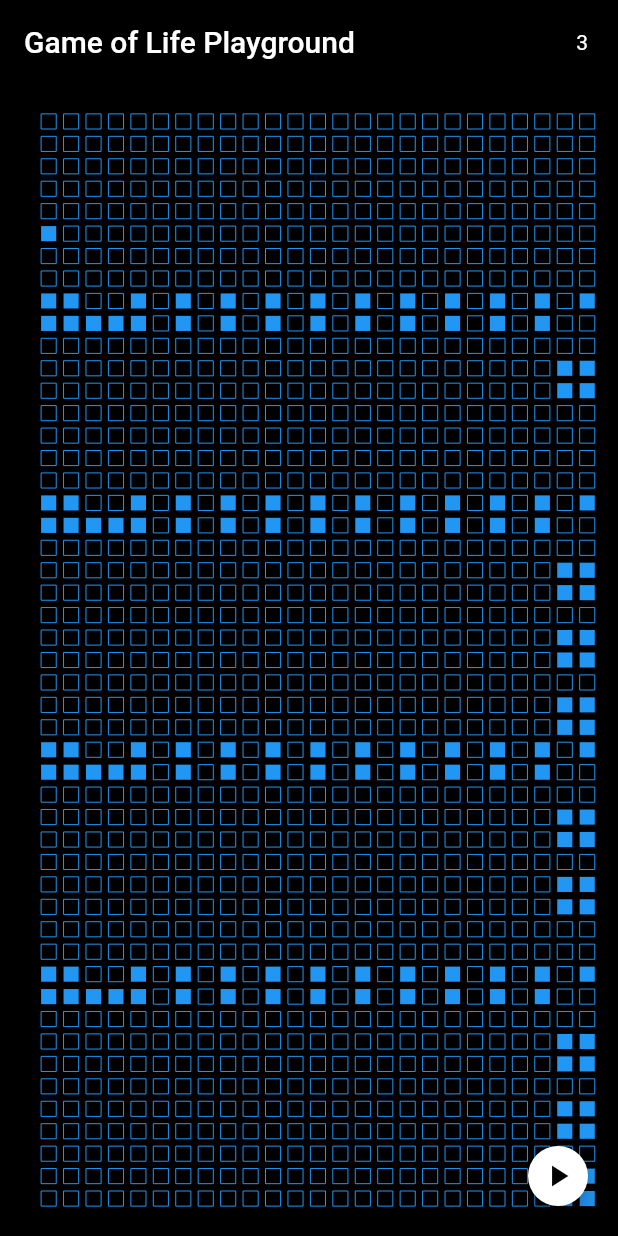
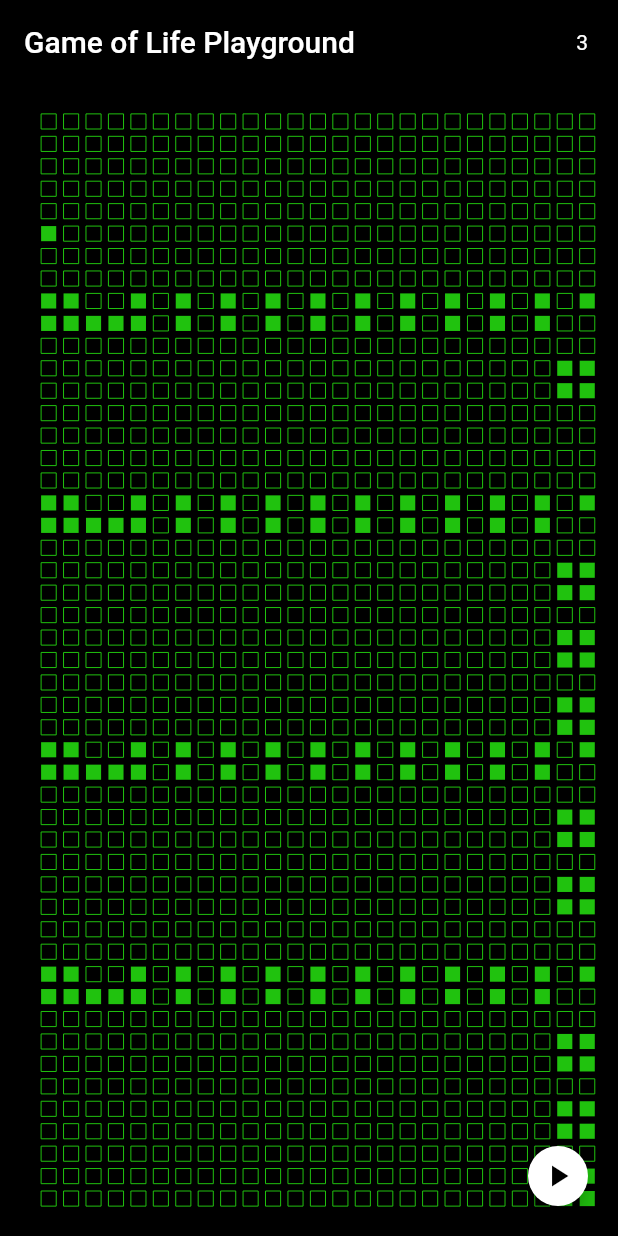
Before and after one commit to victoreronmosele/game-of-life, a Flutter app: the screen it shows after launch, after a tap on the "play arrow" icon, on a phone screen of 412 x 824 dp. Run offline on Flutter 3.47's test engine with Material 2 defaults, Android fonts, the phone set to English and light mode, and no system bars.

Commit message:
Update grid color to hackerGreen

```diff
--- /dev/null
+++ b/lib/data/app_colors.dart
@@ -0,0 +1,5 @@
+import 'package:flutter/material.dart';
+
+class AppColors {
+  static const hackerGreen = Color(0xff20C20E);
+}
--- a/lib/main.dart
+++ b/lib/main.dart
@@ -5,6 +5,7 @@ import 'package:flutter/material.dart';
 import 'package:flutter/widgets.dart';
 import 'package:game_of_life_playground/cell.dart';
 import 'package:game_of_life_playground/cell_state.dart';
+import 'package:game_of_life_playground/data/app_colors.dart';
 import 'package:game_of_life_playground/rule.dart';
 
 void main() => runApp(MyApp());
@@ -108,7 +109,6 @@ class _GameOfLifePlaygroundState extends State<GameOfLifePlayground> {
     setState(() {
       generation++;
     });
-
   }
 
   _getCustomPaintSize(_) {
@@ -190,7 +190,7 @@ class GameOfLifePainter extends CustomPainter {
     for (var i = 0; i < listOfCells.length; i++) {
       Cell currentCell = listOfCells.elementAt(i);
       final paint = Paint()
-        ..color = Colors.blue
+        ..color = AppColors.hackerGreen
         ..style = currentCell.cellState == CellState.alive
             ? PaintingStyle.fill
             : PaintingStyle.stroke;
```
Also changed, not shown: 2 other files.
